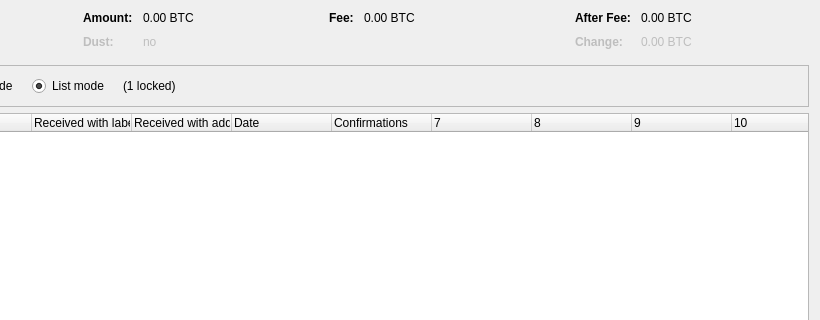
The window that src/qt/forms/coincontroldialog.ui (Profitbz/EdinarcoinFork) describes before a commit, drawn with Qt 5; both pictures show x 180 to 1000 and y 0 to 320 of the 1000 by 500 pixel window.
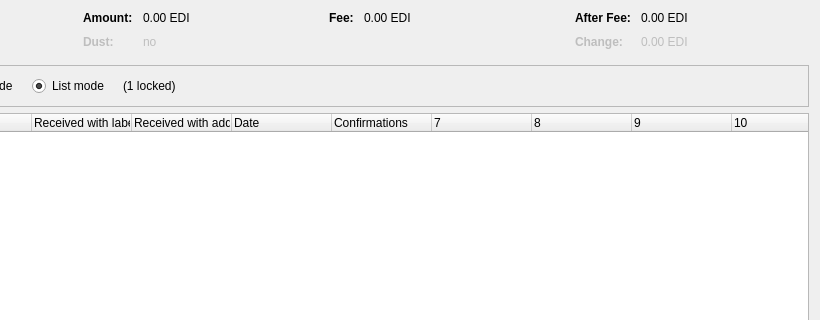
The same window after the commit. Custom widgets are drawn as their Qt base class.

```diff
--- a/src/qt/forms/coincontroldialog.ui
+++ b/src/qt/forms/coincontroldialog.ui
@@ -132,7 +132,7 @@
           <enum>Qt::ActionsContextMenu</enum>
          </property>
          <property name="text">
-          <string notr="true">0.00 BTC</string>
+          <string notr="true">0.00 EDI</string>
          </property>
          <property name="textInteractionFlags">
           <set>Qt::LinksAccessibleByMouse|Qt::TextSelectableByKeyboard|Qt::TextSelectableByMouse</set>
@@ -212,7 +212,7 @@
           <enum>Qt::ActionsContextMenu</enum>
          </property>
          <property name="text">
-          <string notr="true">0.00 BTC</string>
+          <string notr="true">0.00 EDI</string>
          </property>
          <property name="textInteractionFlags">
           <set>Qt::LinksAccessibleByMouse|Qt::TextSelectableByKeyboard|Qt::TextSelectableByMouse</set>
@@ -257,7 +257,7 @@
           <enum>Qt::ActionsContextMenu</enum>
          </property>
          <property name="text">
-          <string notr="true">0.00 BTC</string>
+          <string notr="true">0.00 EDI</string>
          </property>
          <property name="textInteractionFlags">
           <set>Qt::LinksAccessibleByMouse|Qt::TextSelectableByKeyboard|Qt::TextSelectableByMouse</set>
@@ -292,7 +292,7 @@
           <enum>Qt::ActionsContextMenu</enum>
          </property>
          <property name="text">
-          <string notr="true">0.00 BTC</string>
+          <string notr="true">0.00 EDI</string>
          </property>
          <property name="textInteractionFlags">
           <set>Qt::LinksAccessibleByMouse|Qt::TextSelectableByKeyboard|Qt::TextSelectableByMouse</set>
```
